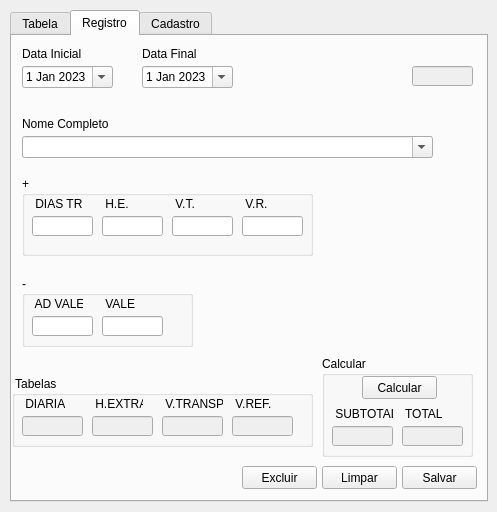
First picture: the form in frms/frm_principal.ui, repository luissantananet/Projeto_New_Colaborador, before the edit.
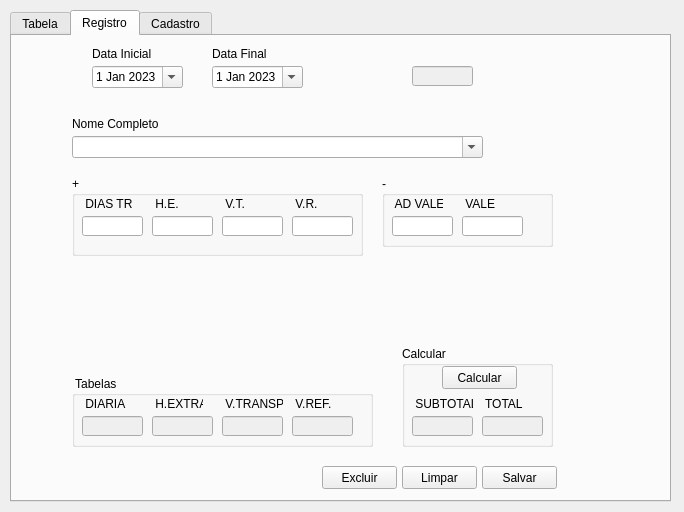
Second picture: the form after the edit. The open tabs and pages were chosen to show the change.

```diff
--- a/frms/frm_principal.ui
+++ b/frms/frm_principal.ui
@@ -9,7 +9,7 @@
    <rect>
     <x>0</x>
     <y>0</y>
-    <width>497</width>
+    <width>684</width>
     <height>512</height>
    </rect>
   </property>
@@ -21,13 +21,13 @@
   </property>
   <property name="minimumSize">
    <size>
-    <width>497</width>
+    <width>684</width>
     <height>512</height>
    </size>
   </property>
   <property name="maximumSize">
    <size>
-    <width>497</width>
+    <width>684</width>
     <height>512</height>
    </size>
   </property>
@@ -46,7 +46,7 @@
      <rect>
       <x>10</x>
       <y>10</y>
-      <width>478</width>
+      <width>661</width>
       <height>492</height>
      </rect>
     </property>
@@ -58,13 +58,13 @@
     </property>
     <property name="minimumSize">
      <size>
-      <width>451</width>
+      <width>631</width>
       <height>492</height>
      </size>
     </property>
     <property name="maximumSize">
      <size>
-      <width>553</width>
+      <width>16777215</width>
       <height>490</height>
      </size>
     </property>
@@ -137,7 +137,7 @@
      <widget class="QGroupBox" name="groupBox">
       <property name="geometry">
        <rect>
-        <x>0</x>
+        <x>60</x>
         <y>340</y>
         <width>301</width>
         <height>71</height>
@@ -254,8 +254,8 @@
      <widget class="QGroupBox" name="groupBox_4">
       <property name="geometry">
        <rect>
-        <x>310</x>
-        <y>320</y>
+        <x>390</x>
+        <y>310</y>
         <width>151</width>
         <height>101</height>
        </rect>
@@ -345,7 +345,7 @@
      <widget class="QPushButton" name="btn_salvarRegistro">
       <property name="geometry">
        <rect>
-        <x>390</x>
+        <x>470</x>
         <y>430</y>
         <width>75</width>
         <height>23</height>
@@ -358,7 +358,7 @@
      <widget class="QDateEdit" name="datafinal">
       <property name="geometry">
        <rect>
-        <x>130</x>
+        <x>200</x>
         <y>30</y>
         <width>91</width>
         <height>22</height>
@@ -403,8 +403,8 @@
      <widget class="QGroupBox" name="groupBox_2">
       <property name="geometry">
        <rect>
-        <x>10</x>
-        <y>240</y>
+        <x>370</x>
+        <y>140</y>
         <width>171</width>
         <height>71</height>
        </rect>
@@ -462,7 +462,7 @@
      <widget class="QDateEdit" name="datainicial">
       <property name="geometry">
        <rect>
-        <x>10</x>
+        <x>80</x>
         <y>30</y>
         <width>91</width>
         <height>22</height>
@@ -511,7 +511,7 @@
      <widget class="QGroupBox" name="groupBox_3">
       <property name="geometry">
        <rect>
-        <x>10</x>
+        <x>60</x>
         <y>140</y>
         <width>291</width>
         <height>80</height>
@@ -616,7 +616,7 @@
      <widget class="QLabel" name="label_2">
       <property name="geometry">
        <rect>
-        <x>130</x>
+        <x>200</x>
         <y>10</y>
         <width>111</width>
         <height>16</height>
@@ -629,7 +629,7 @@
      <widget class="QPushButton" name="btn_limparRegistro">
       <property name="geometry">
        <rect>
-        <x>310</x>
+        <x>390</x>
         <y>430</y>
         <width>75</width>
         <height>23</height>
@@ -642,7 +642,7 @@
      <widget class="QLabel" name="label_7">
       <property name="geometry">
        <rect>
-        <x>10</x>
+        <x>60</x>
         <y>80</y>
         <width>91</width>
         <height>16</height>
@@ -655,7 +655,7 @@
      <widget class="QLabel" name="label">
       <property name="geometry">
        <rect>
-        <x>10</x>
+        <x>80</x>
         <y>10</y>
         <width>111</width>
         <height>16</height>
@@ -668,7 +668,7 @@
      <widget class="QPushButton" name="btn_excluirRegistro">
       <property name="geometry">
        <rect>
-        <x>230</x>
+        <x>310</x>
         <y>430</y>
         <width>75</width>
         <height>23</height>
@@ -684,7 +684,7 @@
       </property>
       <property name="geometry">
        <rect>
-        <x>10</x>
+        <x>60</x>
         <y>100</y>
         <width>411</width>
         <height>22</height>
```
Left out of the diff: 30 changed lines with no effect on the pictures.
